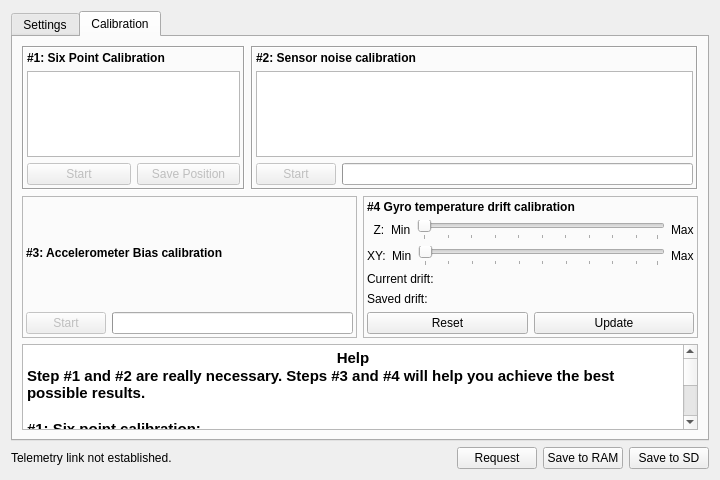
Qt form ground/src/plugins/config/ahrs.ui (openpilot/OpenPilot) before a commit.
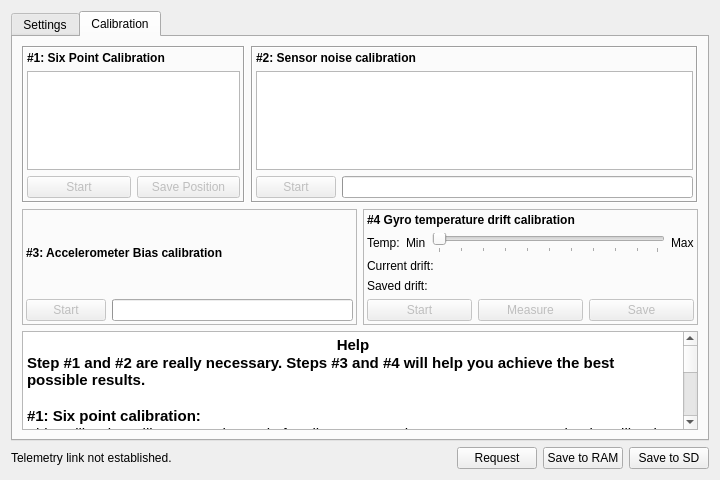
The same form after that commit.

Commit message: OP-233 Further work on Temperature compensation for gyros (GCS config). Everyting is in place to sample data and compute the regression.

Diff of the .ui file:
```diff
--- a/ground/src/plugins/config/ahrs.ui
+++ b/ground/src/plugins/config/ahrs.ui
@@ -357,81 +357,41 @@
               <item>
                <layout class="QHBoxLayout" name="horizontalLayout_5">
                 <item>
-                 <widget class="QLabel" name="label_10">
-                  <property name="text">
-                   <string>  Z:</string>
-                  </property>
-                 </widget>
-                </item>
-                <item>
-                 <widget class="QLabel" name="zMinTemp">
-                  <property name="font">
-                   <font>
-                    <pointsize>9</pointsize>
-                   </font>
-                  </property>
-                  <property name="text">
-                   <string>Min</string>
-                  </property>
-                 </widget>
-                </item>
-                <item>
-                 <widget class="QSlider" name="zSlider">
-                  <property name="orientation">
-                   <enum>Qt::Horizontal</enum>
-                  </property>
-                  <property name="tickPosition">
-                   <enum>QSlider::TicksBelow</enum>
-                  </property>
-                 </widget>
-                </item>
-                <item>
-                 <widget class="QLabel" name="zMaxTemp">
-                  <property name="font">
-                   <font>
-                    <pointsize>9</pointsize>
-                   </font>
-                  </property>
-                  <property name="text">
-                   <string>Max</string>
-                  </property>
-                 </widget>
-                </item>
-               </layout>
-              </item>
-              <item>
-               <layout class="QHBoxLayout" name="horizontalLayout_2">
-                <item>
-                 <widget class="QLabel" name="label_9">
-                  <property name="text">
-                   <string>XY:</string>
-                  </property>
-                 </widget>
-                </item>
-                <item>
-                 <widget class="QLabel" name="label_8">
-                  <property name="font">
-                   <font>
-                    <pointsize>9</pointsize>
-                   </font>
-                  </property>
-                  <property name="text">
-                   <string>Min</string>
-                  </property>
-                 </widget>
-                </item>
-                <item>
-                 <widget class="QSlider" name="xySlider">
-                  <property name="orientation">
-                   <enum>Qt::Horizontal</enum>
-                  </property>
-                  <property name="tickPosition">
-                   <enum>QSlider::TicksBelow</enum>
-                  </property>
-                 </widget>
-                </item>
-                <item>
                  <widget class="QLabel" name="label_7">
+                  <property name="text">
+                   <string>Temp:</string>
+                  </property>
+                 </widget>
+                </item>
+                <item>
+                 <widget class="QLabel" name="gyroMinTemp">
+                  <property name="font">
+                   <font>
+                    <pointsize>9</pointsize>
+                   </font>
+                  </property>
+                  <property name="text">
+                   <string>Min</string>
+                  </property>
+                 </widget>
+                </item>
+                <item>
+                 <widget class="QSlider" name="gyroTempSlider">
+                  <property name="toolTip">
+                   <string>Currently measured temperature on the system. This is actually the
+MB temperature, be careful if somehow you know that your INS
+temperature is very different from your MB temp...</string>
+                  </property>
+                  <property name="orientation">
+                   <enum>Qt::Horizontal</enum>
+                  </property>
+                  <property name="tickPosition">
+                   <enum>QSlider::TicksBelow</enum>
+                  </property>
+                 </widget>
+                </item>
+                <item>
+                 <widget class="QLabel" name="gyroMaxTemp">
                   <property name="font">
                    <font>
                     <pointsize>9</pointsize>
@@ -469,22 +429,43 @@
               <item>
                <layout class="QHBoxLayout" name="horizontalLayout_6">
                 <item>
-                 <widget class="QPushButton" name="resetDrift">
+                 <widget class="QPushButton" name="startDriftCalib">
+                  <property name="enabled">
+                   <bool>false</bool>
+                  </property>
                   <property name="toolTip">
                    <string>Reset Gyro drift value to zero.</string>
                   </property>
                   <property name="text">
-                   <string>Reset</string>
+                   <string>Start</string>
+                  </property>
+                 </widget>
+                </item>
+                <item>
+                 <widget class="QPushButton" name="gyroMeasureDrift">
+                  <property name="enabled">
+                   <bool>false</bool>
+                  </property>
+                  <property name="toolTip">
+                   <string>Launch drift measurement based on gathered data.
+
+TODO: is this necessary? Measurement could be auto updated every second or so, or done when we stop measuring...</string>
+                  </property>
+                  <property name="text">
+                   <string>Measure</string>
                   </property>
                  </widget>
                 </item>
                 <item>
                  <widget class="QPushButton" name="updateDrift">
+                  <property name="enabled">
+                   <bool>false</bool>
+                  </property>
                   <property name="toolTip">
                    <string>Updates the XYZ drift values into the AHRS (saves to SD)</string>
                   </property>
                   <property name="text">
-                   <string>Update</string>
+                   <string>Save</string>
                   </property>
                  </widget>
                 </item>
```
Left out of the diff: 3 changed lines with no effect on the pictures. The commit also changes 2 other files.
